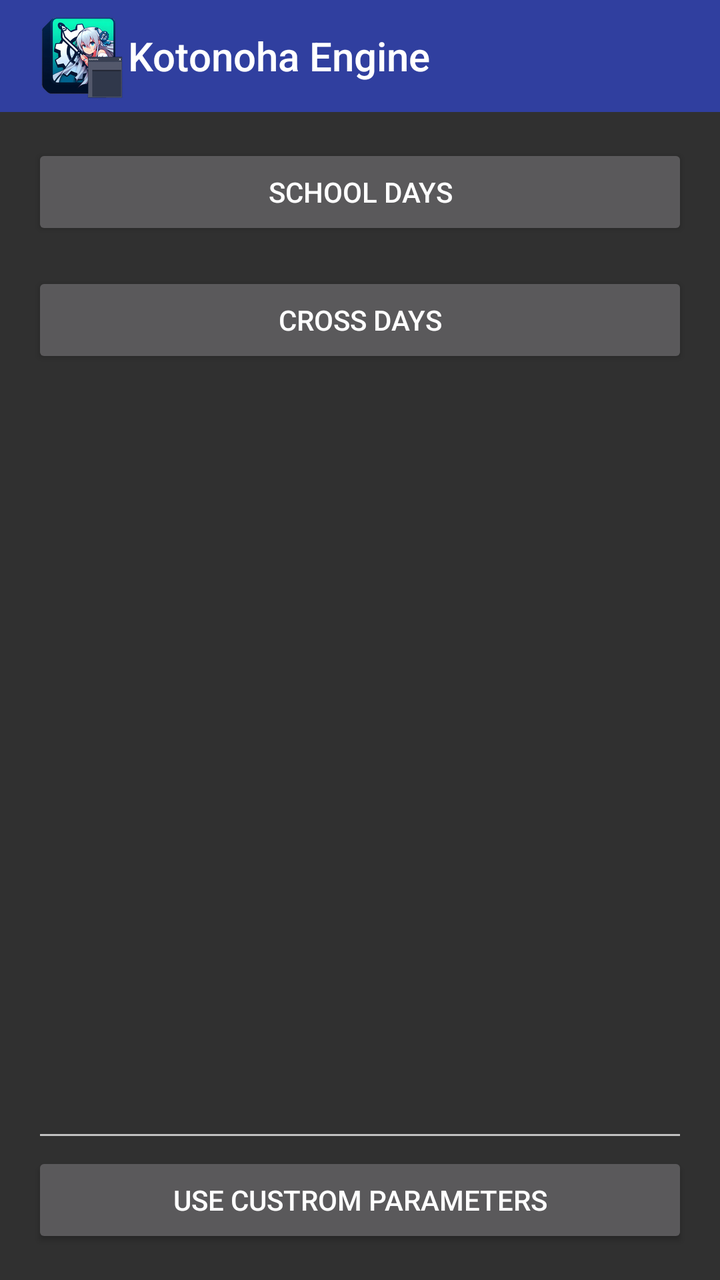
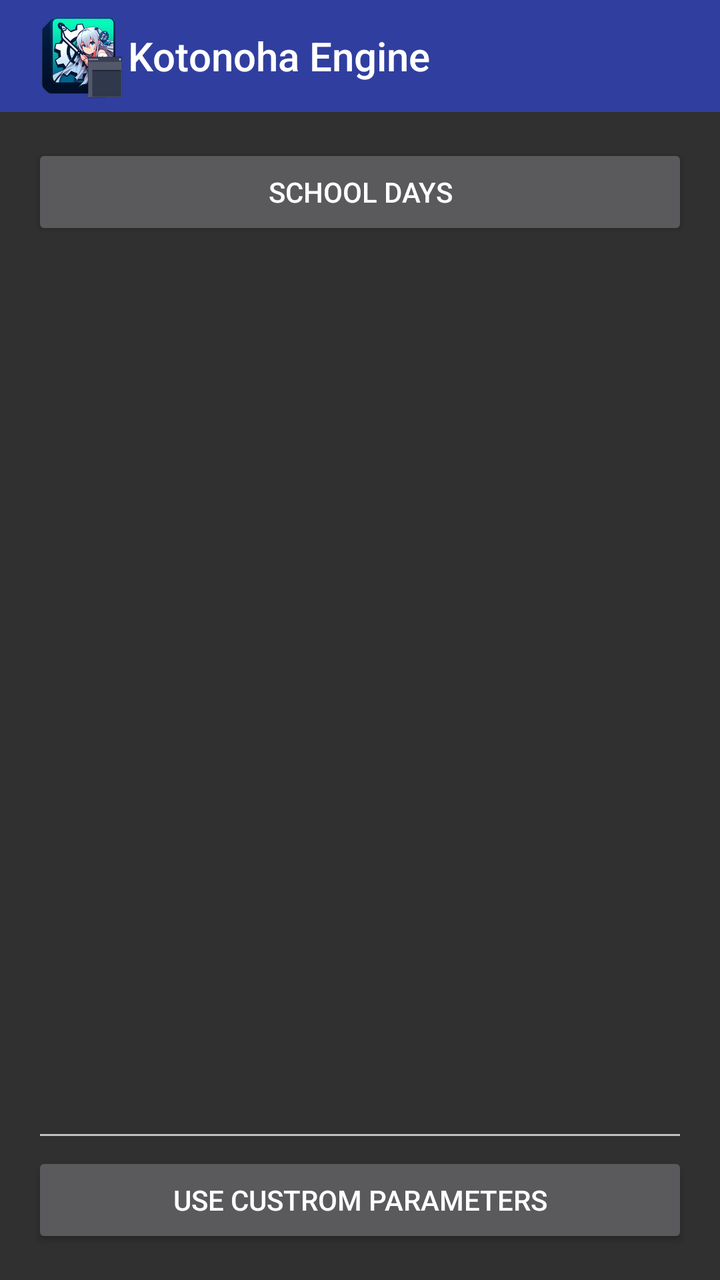

Screens rendered from an Android XML layout before and after an edit, with the pre-edit source and the edit as a unified diff.
<!-- AndroidManifest.xml: application theme Theme.AppCompat.NoActionBar -->
<!-- res/layout/activity_main.xml -->
<?xml version="1.0" encoding="utf-8"?>

<LinearLayout xmlns:android="http://schemas.android.com/apk/res/android"
    xmlns:app="http://schemas.android.com/apk/res-auto"
    android:layout_width="match_parent"
    android:layout_height="match_parent"
    android:orientation="vertical">

    

    
    <android.support.v7.widget.Toolbar
        android:id="@+id/toolbar"
        android:layout_width="match_parent"
        android:layout_height="?attr/actionBarSize"
        android:background="@color/colorPrimaryDark"
        android:theme="@style/ThemeOverlay.AppCompat.Dark.ActionBar"
        app:logo="@mipmap/ic_launcher"
        app:title="Kotonoha Engine"/>

    <LinearLayout
        android:layout_width="match_parent"
        android:layout_height="match_parent"
        android:orientation="vertical"
        android:padding="16dp">

        <Button
            android:id="@+id/button_school_days"
            android:layout_width="match_parent"
            android:layout_height="wrap_content"
            android:text="@string/btn_a" />

        <Button
            android:id="@+id/button_cross_days"
            android:layout_width="match_parent"
            android:layout_height="wrap_content"
            android:layout_marginTop="16dp"
            android:layout_marginBottom="16dp"
            android:text="@string/btn_b" />

        <Space
            android:layout_width="match_parent"
            android:layout_height="0dp"
            android:layout_weight="1" />

        <EditText
            android:id="@+id/custom_edit_text"
            android:layout_width="match_parent"
            android:layout_height="wrap_content"
            android:layout_marginTop="16dp"
            android:inputType="text" />

        <Button
            android:id="@+id/button_custom_params"
            android:layout_width="match_parent"
            android:layout_height="wrap_content"
            android:text="@string/custom_params" />

    </LinearLayout>

</LinearLayout>
<!-- resources referenced by this layout -->
<resources>
  <color name="colorPrimaryDark">#303F9F</color>
  <!-- mipmap ic_launcher: png bitmap (mipmap-hdpi, 8759 bytes) -->
  <string name="btn_a">School Days</string>
  <string name="btn_b">Cross Days</string>
  <string name="custom_params">Use custrom parameters</string>
</resources>

<!-- the commit's change to res/layout/activity_main.xml (unified diff, before → after) -->
@@ -30,14 +30,6 @@
             android:layout_height="wrap_content"
             android:text="@string/btn_a" />
 
-        <Button
-            android:id="@+id/button_cross_days"
-            android:layout_width="match_parent"
-            android:layout_height="wrap_content"
-            android:layout_marginTop="16dp"
-            android:layout_marginBottom="16dp"
-            android:text="@string/btn_b" />
-
         <Space
             android:layout_width="match_parent"
             android:layout_height="0dp"
<!-- resource entries referenced after the edit -->
@@ -3,7 +3,6 @@
   <color name="colorPrimaryDark">#303F9F</color>
   <!-- mipmap ic_launcher: png bitmap (mipmap-hdpi, 8759 bytes) -->
   <string name="btn_a">School Days</string>
-  <string name="btn_b">Cross Days</string>
   <string name="custom_params">Use custrom parameters</string>
 </resources>
 
